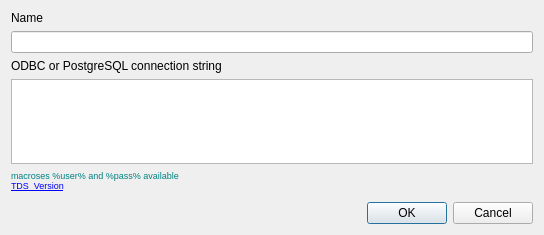
parihaaraka/sqt, file src/connectiondialog.ui: the form before one commit.
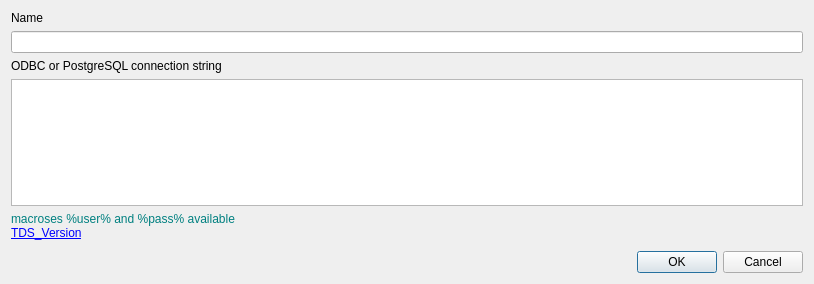
The form after the commit.

Diff of the .ui file:
```diff
--- a/src/connectiondialog.ui
+++ b/src/connectiondialog.ui
@@ -6,8 +6,8 @@
    <rect>
     <x>0</x>
     <y>0</y>
-    <width>544</width>
-    <height>235</height>
+    <width>814</width>
+    <height>284</height>
    </rect>
   </property>
   <property name="windowTitle">
@@ -37,7 +37,7 @@
    <item>
     <widget class="QLabel" name="label_3">
      <property name="styleSheet">
-      <string notr="true">QLabel { font-size: 7pt; color: teal;}</string>
+      <string notr="true">QLabel { font-size: 9pt; color: teal;}</string>
      </property>
      <property name="text">
       <string>&lt;html&gt;&lt;head/&gt;&lt;body&gt;&lt;span&gt;macroses %user% and %pass% available&lt;/span&gt;&lt;br/&gt;&lt;span&gt;&lt;a href=&quot;http://www.freetds.org/userguide/choosingtdsprotocol.htm&quot;&gt;&lt;span style=&quot; text-decoration: underline; color:#0000ff;&quot;&gt;TDS_Version&lt;/span&gt;&lt;/a&gt;&lt;/span&gt;&lt;/body&gt;&lt;/html&gt;</string>
```
